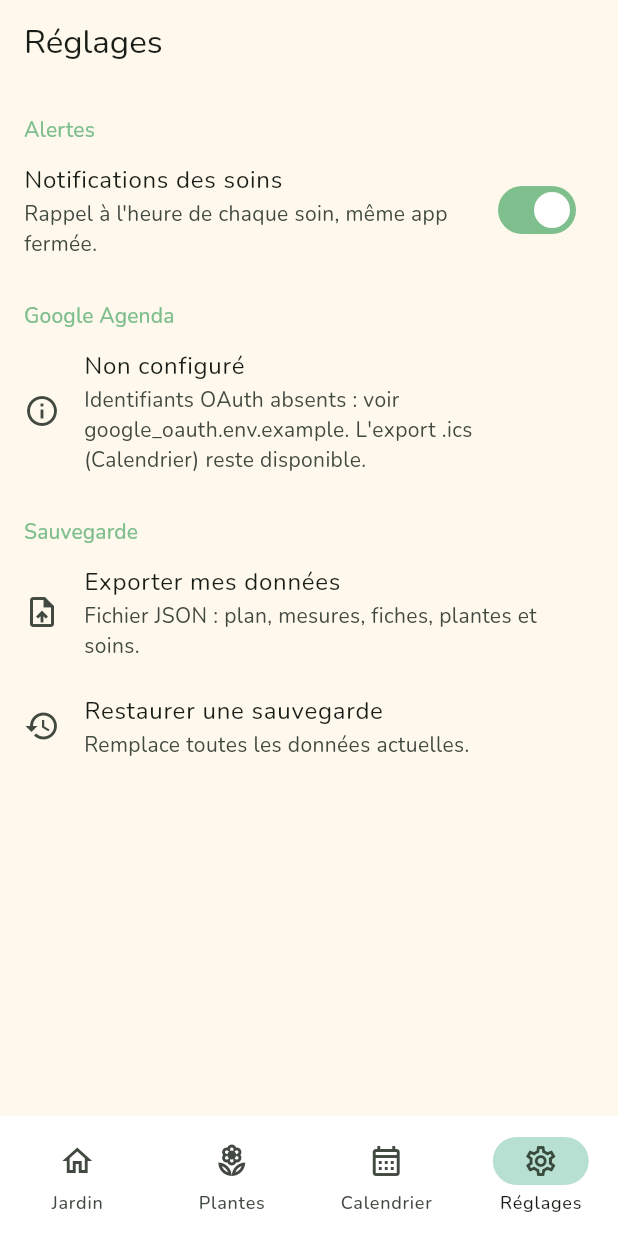
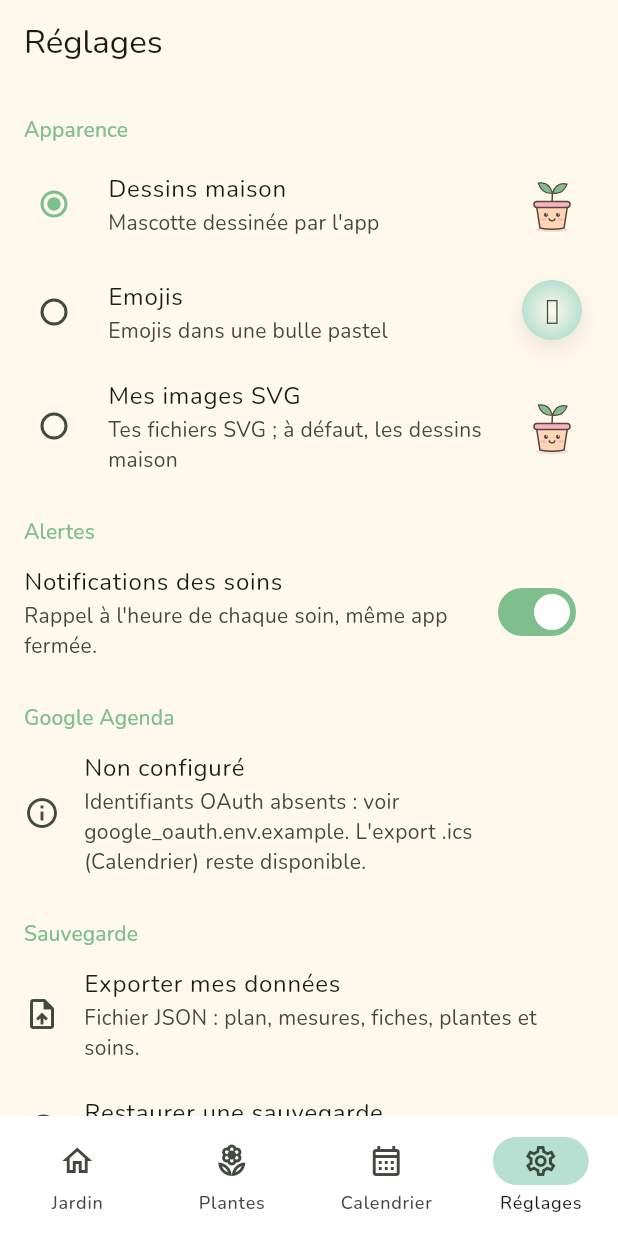
Before and after one commit to binckje/GardenParty, a Flutter app: the screen it shows after launch, item 4 of the bottom bar chosen, on a phone screen of 412 x 824 dp. Run offline on Flutter 3.47's test engine with Material 3 defaults, Android fonts, the phone set to English and light mode, and no system bars; our stand-ins replace camera, drift, drift_flutter, file_picker, flutter_local_notifications, flutter_riverpod and 8 more; missing offline and left inert: file_saver, googleapis, light; accounts and stored records are empty; generated files the repository leaves out were written again; statements that could not run were skipped.

Commit message:
Add kawaii illustrations with a style choice in settings
Drawn mascot, styled emojis or user-imported SVG files, shown on empty
states, the calendar all-done banner and empty online search results.

Co-Authored-By: Claude Opus 5.5 <noreply@anthropic.com>
Claude-Session: https://claude.ai/code/session_01A2qXtiqfehiUkQxpqEbvZJ

```diff
--- a/lib/features/garden/garden_screen.dart
+++ b/lib/features/garden/garden_screen.dart
@@ -16,6 +16,8 @@ import '../light/light_measure_sheet.dart';
 import '../light/light_meter.dart';
 import 'plan_geometry.dart';
 import 'plan_painter.dart';
+import '../illustrations/illustration_settings.dart';
+import '../illustrations/kawaii_illustration.dart';
 
 const _uuid = Uuid();
 const _walls = ['Haut', 'Droite', 'Bas', 'Gauche'];
@@ -489,7 +491,7 @@ class _GardenScreenState extends ConsumerState<GardenScreen> {
             if (async.hasError) Center(child: Text('Erreur de chargement : ${async.error}')),
             if (async.hasValue && spaces.isEmpty)
               const IgnorePointer(
-                child: Center(child: Text('🌱\nAjoute ta première pièce ou zone', textAlign: TextAlign.center)),
+                child: EmptyState(IllustrationScene.emptyGarden, 'Ajoute ta première pièce ou zone'),
               ),
             Positioned(
               right: 16,
--- /dev/null
+++ b/lib/features/illustrations/illustration_settings.dart
@@ -0,0 +1,90 @@
+import 'package:flutter_riverpod/flutter_riverpod.dart';
+import 'package:shared_preferences/shared_preferences.dart';
+
+import '../calendar/care_service.dart' show prefsProvider;
+
+/// Rendu des illustrations, choisi dans les réglages.
+enum IllustrationStyle {
+  drawn('Dessins maison', 'Mascotte dessinée par l\'app'),
+  emoji('Emojis', 'Emojis dans une bulle pastel'),
+  custom('Mes images SVG', 'Tes fichiers SVG ; à défaut, les dessins maison');
+
+  const IllustrationStyle(this.label, this.description);
+
+  final String label, description;
+}
+
+enum MascotMood { happy, sleepy, curious, proud }
+
+/// Endroits de l'app qui affichent une illustration.
+enum IllustrationScene {
+  emptyPlants('Aucune plante', '🪴', MascotMood.happy),
+  emptyGarden('Plan vide', '🌱', MascotMood.curious),
+  noCare('Pas de soin (aucune plante)', '💧', MascotMood.sleepy),
+  allDone('Tous les soins faits', '🌸', MascotMood.proud),
+  notFound('Recherche sans résultat', '🔍', MascotMood.curious);
+
+  const IllustrationScene(this.label, this.emoji, this.mood);
+
+  final String label, emoji;
+  final MascotMood mood;
+}
+
+class IllustrationSettings {
+  const IllustrationSettings({this.style = IllustrationStyle.drawn, this.customSvgs = const {}});
+
+  final IllustrationStyle style;
+
+  /// Contenu SVG importé, par scène.
+  final Map<IllustrationScene, String> customSvgs;
+}
+
+class IllustrationSettingsNotifier extends Notifier<IllustrationSettings> {
+  static const styleKey = 'illustration.style';
+  static String svgKey(IllustrationScene s) => 'illustration.svg.${s.name}';
+
+  SharedPreferences? _prefs;
+
+  @override
+  IllustrationSettings build() {
+    try {
+      _prefs = ref.watch(prefsProvider);
+    } catch (_) {
+      // Préférences absentes (tests de widgets) : réglages par défaut.
+      return const IllustrationSettings();
+    }
+    final prefs = _prefs!;
+    final style = IllustrationStyle.values.where((s) => s.name == prefs.getString(styleKey)).firstOrNull;
+    return IllustrationSettings(
+      style: style ?? IllustrationStyle.drawn,
+      customSvgs: {
+        for (final s in IllustrationScene.values)
+          if (prefs.getString(svgKey(s)) case final svg?) s: svg,
+      },
+    );
+  }
+
+  Future<void> setStyle(IllustrationStyle style) async {
+    state = IllustrationSettings(style: style, customSvgs: state.customSvgs);
+    await _prefs?.setString(styleKey, style.name);
+  }
+
+  /// Enregistre [svg] pour [scene], ou l'efface si null.
+  Future<void> setSvg(IllustrationScene scene, String? svg) async {
+    final svgs = {...state.customSvgs};
+    if (svg == null) {
+      svgs.remove(scene);
+      await _prefs?.remove(svgKey(scene));
+    } else {
+      svgs[scene] = svg;
+      await _prefs?.setString(svgKey(scene), svg);
+    }
+    state = IllustrationSettings(style: state.style, customSvgs: svgs);
+  }
+}
+
+final illustrationSettingsProvider =
+    NotifierProvider<IllustrationSettingsNotifier, IllustrationSettings>(IllustrationSettingsNotifier.new);
+
+/// Vérification minimale d'un fichier importé.
+bool looksLikeSvg(String text) => text.contains('<svg');
--- /dev/null
+++ b/lib/features/illustrations/kawaii_illustration.dart
@@ -0,0 +1,109 @@
+import 'package:flutter/material.dart';
+import 'package:flutter_riverpod/flutter_riverpod.dart';
+import 'package:flutter_svg/flutter_svg.dart';
+
+import '../../app/theme.dart';
+import 'illustration_settings.dart';
+import 'mascot_painter.dart';
+
+/// Illustration d'une [scene], rendue selon le style choisi dans les réglages.
+class KawaiiIllustration extends ConsumerStatefulWidget {
+  const KawaiiIllustration(this.scene, {super.key, this.size = 140, this.style});
+
+  final IllustrationScene scene;
+  final double size;
+
+  /// Force un style (aperçu des réglages) au lieu de celui choisi.
+  final IllustrationStyle? style;
+
+  @override
+  ConsumerState<KawaiiIllustration> createState() => _KawaiiIllustrationState();
+}
+
+class _KawaiiIllustrationState extends ConsumerState<KawaiiIllustration> with SingleTickerProviderStateMixin {
+  late final _bounce = AnimationController(vsync: this, duration: const Duration(milliseconds: 1600));
+
+  @override
+  void didChangeDependencies() {
+    super.didChangeDependencies();
+    // Quelques rebonds puis repos : pas d'animation sans fin (batterie, pumpAndSettle des tests).
+    if (!_bounce.isAnimating && _bounce.value == 0 && !MediaQuery.disableAnimationsOf(context)) {
+      _bounce.repeat(reverse: true, count: 3);
+    }
+  }
+
+  @override
+  void dispose() {
+    _bounce.dispose();
+    super.dispose();
+  }
+
+  @override
+  Widget build(BuildContext context) {
+    final settings = ref.watch(illustrationSettingsProvider);
+    final style = widget.style ?? settings.style;
+    final svg = settings.customSvgs[widget.scene];
+    final size = widget.size;
+
+    final Widget child = switch (style) {
+      IllustrationStyle.custom when svg != null => SvgPicture.string(
+          svg,
+          width: size,
+          height: size,
+          errorBuilder: (_, __, ___) => _drawn(size),
+        ),
+      IllustrationStyle.emoji => _emoji(size),
+      _ => _drawn(size),
+    };
+    return Semantics(label: widget.scene.label, image: true, child: SizedBox.square(dimension: size, child: child));
+  }
+
+  Widget _drawn(double size) => AnimatedBuilder(
+        animation: _bounce,
+        builder: (_, __) => CustomPaint(
+          size: Size.square(size),
+          painter: MascotPainter(widget.scene.mood, bounce: Curves.easeInOut.transform(_bounce.value)),
+        ),
+      );
+
+  Widget _emoji(double size) => AnimatedBuilder(
+        animation: _bounce,
+        builder: (_, child) => Transform.translate(
+          offset: Offset(0, -size * 0.04 * Curves.easeInOut.transform(_bounce.value)),
+          child: child,
+        ),
+        child: Container(
+          decoration: BoxDecoration(
+            shape: BoxShape.circle,
+            gradient: const RadialGradient(colors: [KawaiiColors.cream, KawaiiColors.mint]),
+            boxShadow: [BoxShadow(color: KawaiiColors.cocoa.withValues(alpha: 0.12), blurRadius: 12, offset: const Offset(0, 6))],
+          ),
+          alignment: Alignment.center,
+          child: Text(widget.scene.emoji, style: TextStyle(fontSize: size * 0.45)),
+        ),
+      );
+}
+
+/// Illustration + message, pour les écrans vides.
+class EmptyState extends StatelessWidget {
+  const EmptyState(this.scene, this.message, {super.key, this.size = 140});
+
+  final IllustrationScene scene;
+  final String message;
+  final double size;
+
+  @override
+  Widget build(BuildContext context) => Center(
+        child: Padding(
+          padding: const EdgeInsets.all(32),
+          child: Column(
+            mainAxisSize: MainAxisSize.min,
+            children: [
+              KawaiiIllustration(scene, size: size),
+              const SizedBox(height: 16),
+              Text(message, textAlign: TextAlign.center, style: Theme.of(context).textTheme.titleMedium),
+            ],
+          ),
+        ),
+      );
+}
--- a/lib/features/plants/plants_screen.dart
+++ b/lib/features/plants/plants_screen.dart
@@ -5,6 +5,8 @@ import '../../data/providers.dart';
 import 'catalog_screen.dart';
 import 'plant_screen.dart';
 import 'species_view.dart';
+import '../illustrations/illustration_settings.dart';
+import '../illustrations/kawaii_illustration.dart';
 
 /// Plantes possédées ; le bouton « Ajouter » ouvre le catalogue.
 class PlantsScreen extends ConsumerWidget {
@@ -27,7 +29,7 @@ class PlantsScreen extends ConsumerWidget {
         loading: () => const Center(child: CircularProgressIndicator()),
         error: (e, _) => Center(child: Text('Erreur de chargement : $e')),
         data: (list) => list.isEmpty
-            ? const Center(child: Text('🪴\nAucune plante pour l’instant.\nAjoute-en depuis le catalogue !', textAlign: TextAlign.center))
+            ? const EmptyState(IllustrationScene.emptyPlants, 'Aucune plante pour l’instant.\nAjoute-en depuis le catalogue !')
             : ListView(
                 padding: const EdgeInsets.only(bottom: 88),
                 children: [
--- a/lib/features/settings/settings_screen.dart
+++ b/lib/features/settings/settings_screen.dart
@@ -10,6 +10,8 @@ import '../../data/backup.dart';
 import '../../data/providers.dart';
 import '../../services/google/google_auth.dart';
 import '../calendar/care_service.dart';
+import '../illustrations/illustration_settings.dart';
+import '../illustrations/kawaii_illustration.dart';
 
 class SettingsScreen extends ConsumerStatefulWidget {
   const SettingsScreen({super.key});
@@ -29,6 +31,8 @@ class _SettingsScreenState extends ConsumerState<SettingsScreen> {
       appBar: AppBar(title: const Text('Réglages'), backgroundColor: Colors.transparent),
       body: ListView(
         children: [
+          const _Header('Apparence'),
+          ..._appearance(),
           const _Header('Alertes'),
           SwitchListTile(
             title: const Text('Notifications des soins'),
@@ -119,6 +123,59 @@ class _SettingsScreenState extends ConsumerState<SettingsScreen> {
     );
   }
 
+  List<Widget> _appearance() {
+    final settings = ref.watch(illustrationSettingsProvider);
+    final notifier = ref.read(illustrationSettingsProvider.notifier);
+    return [
+      RadioGroup<IllustrationStyle>(
+        groupValue: settings.style,
+        onChanged: (s) => notifier.setStyle(s!),
+        child: Column(children: [
+          for (final style in IllustrationStyle.values)
+            RadioListTile<IllustrationStyle>(
+              value: style,
+              title: Text(style.label),
+              subtitle: Text(style.description),
+              secondary: KawaiiIllustration(IllustrationScene.emptyPlants, size: 40, style: style),
+            ),
+        ]),
+      ),
+      if (settings.style == IllustrationStyle.custom)
+        for (final scene in IllustrationScene.values)
+          ListTile(
+            contentPadding: const EdgeInsets.only(left: 32, right: 16),
+            leading: KawaiiIllustration(scene, size: 40),
+            title: Text(scene.label),
+            subtitle: Text(settings.customSvgs.containsKey(scene) ? 'Image importée' : 'Dessin maison (aucune image)'),
+            trailing: Row(mainAxisSize: MainAxisSize.min, children: [
+              IconButton(tooltip: 'Importer un SVG', icon: const Icon(Icons.file_open), onPressed: () => _importSvg(scene)),
+              if (settings.customSvgs.containsKey(scene))
+                IconButton(tooltip: 'Retirer', icon: const Icon(Icons.delete_outline), onPressed: () => notifier.setSvg(scene, null)),
+            ]),
+          ),
+    ];
+  }
+
+  Future<void> _importSvg(IllustrationScene scene) async {
+    final messenger = ScaffoldMessenger.of(context);
+    try {
+      final file = await FilePicker.pickFile(
+        dialogTitle: 'Image SVG : ${scene.label}',
+        type: FileType.custom,
+        allowedExtensions: ['svg'],
+      );
+      if (file == null) return;
+      final text = utf8.decode(await file.xFile.readAsBytes(), allowMalformed: true);
+      if (!looksLikeSvg(text)) {
+        messenger.showSnackBar(const SnackBar(content: Text('Ce fichier n\'est pas une image SVG.')));
+        return;
+      }
+      await ref.read(illustrationSettingsProvider.notifier).setSvg(scene, text);
+    } catch (e) {
+      messenger.showSnackBar(SnackBar(content: Text('Import impossible : $e')));
+    }
+  }
+
   Future<void> _export() async {
     final messenger = ScaffoldMessenger.of(context);
     try {
--- a/pubspec.yaml
+++ b/pubspec.yaml
@@ -18,6 +18,8 @@ dependencies:
     sdk: flutter
   flutter_local_notifications: ^22.3.2
   flutter_riverpod: ^2.5.1
+  # Illustrations SVG importées par l'utilisateur.
+  flutter_svg: ^2.2.1
   flutter_timezone: ^5.1.1
   go_router: ^14.2.0
   google_fonts: ^6.2.1
```
Also changed, not shown: lib/features/calendar/calendar_screen.dart (+14 -16 lines), lib/features/illustrations/mascot_painter.dart (added, +127 -0 lines), lib/features/plants/online_search.dart (+8 -1 lines), pubspec.lock, 3 other files.
